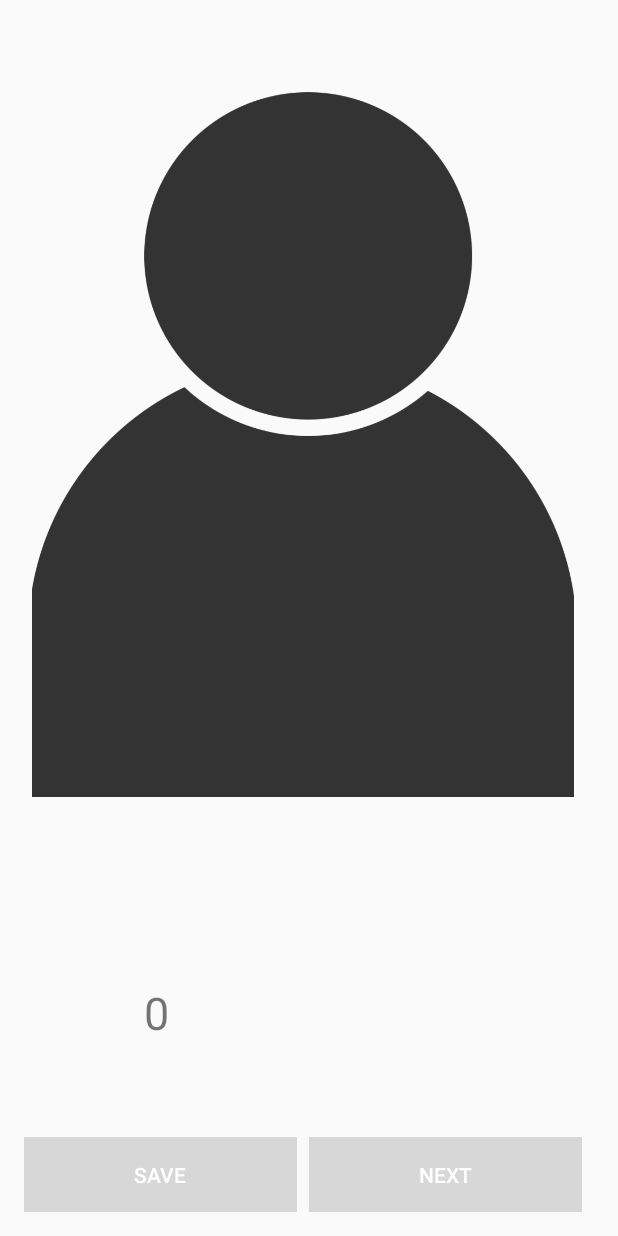
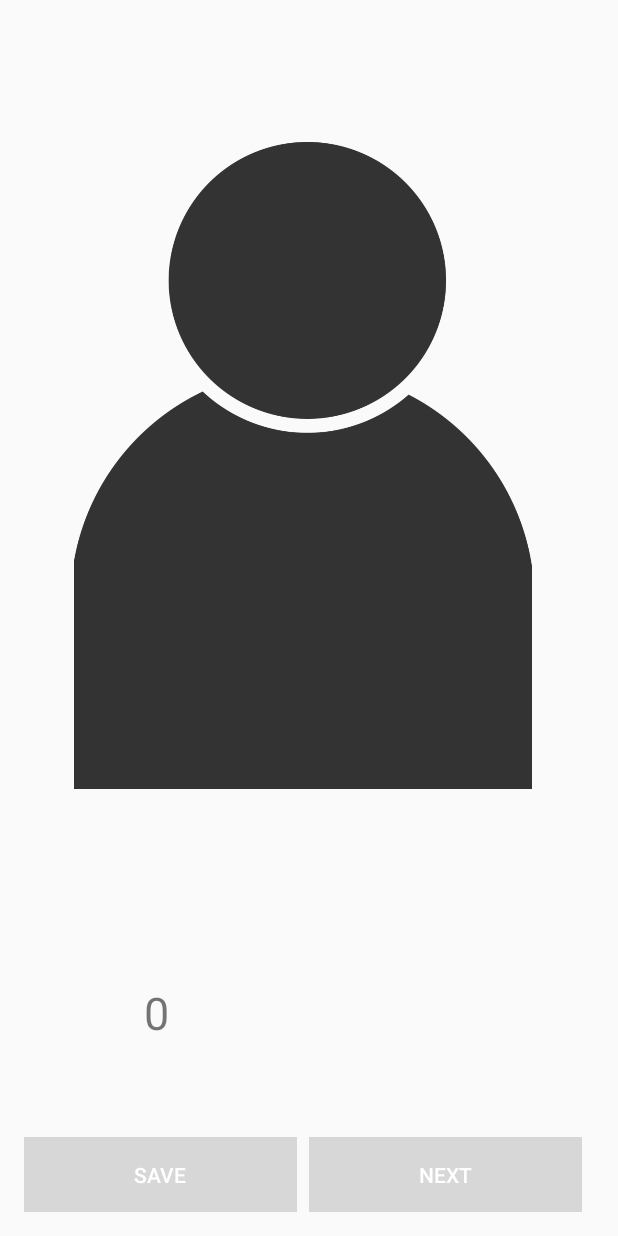
Before and after one commit to rep2si/DieTryinSR, an Android app: the screen it shows after launch (expectations), after a tap on "DEMO ANON", on a phone screen of 412 x 824 dp. Run offline under Robolectric (Android 15) with nearby library versions, the phone set to English and light mode, and no system bars; 3 statements that could not run were skipped.

Commit message:
Fix display of images for wider screen devices

```diff
--- a/app/src/main/res/layout/content_dg.xml
+++ b/app/src/main/res/layout/content_dg.xml
@@ -37,7 +37,7 @@
                 android:gravity="center"
                 android:padding="5dp"
                 android:layout_marginTop="10dp"
-                android:scaleType="centerCrop"
+                android:scaleType="fitCenter"
                 android:visibility="gone" />
         </LinearLayout>
 
```
